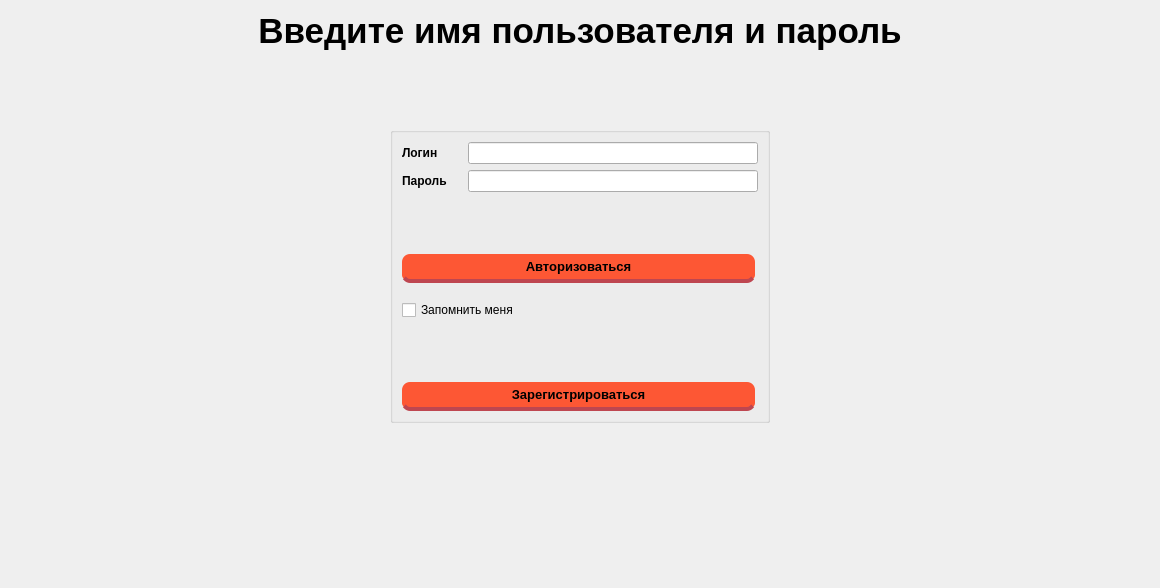
Before: the Qt Designer form src/gui/authorization_window.ui in pingvan/PokiRock, drawn with Qt 5.
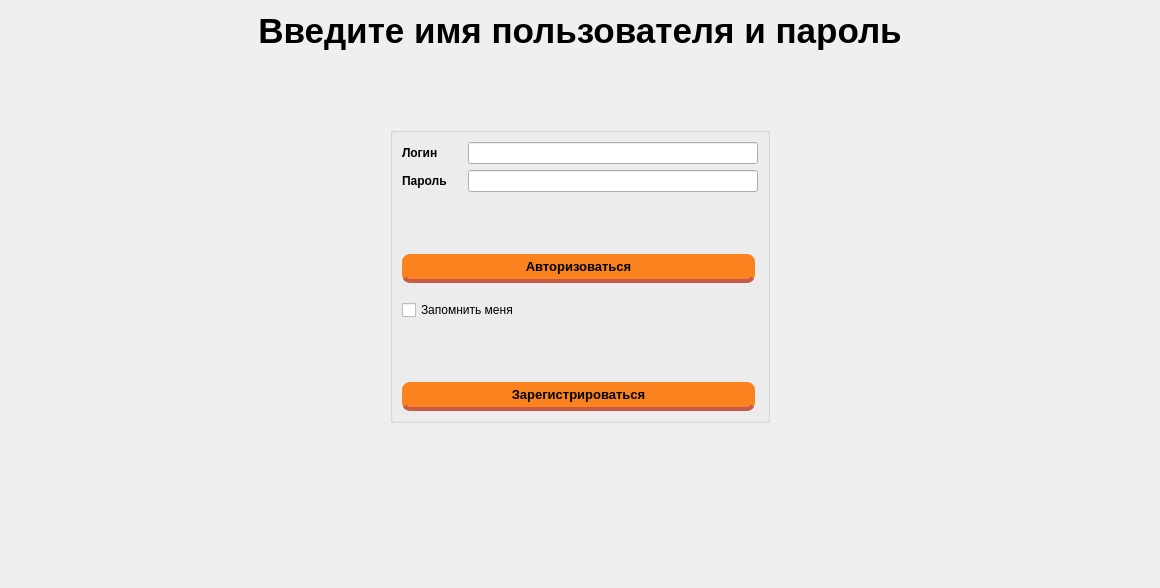
After: the same form once the commit is applied. Icons and pictures are not drawn.

Patch:
```diff
--- a/src/gui/authorization_window.ui
+++ b/src/gui/authorization_window.ui
@@ -194,8 +194,9 @@
   border-radius: 8px;
   padding: 5px 9px;
   font-size: 1.2em;
-  background-color:rgba(255, 70, 31, 0.9);
-  border-bottom: 4px solid rgba(190, 70, 80,1);
+
+  background-color:rgba(250,130,31, 1);
+  border-bottom: 4px solid rgba(200, 91, 72, 1);
 }
 
 QPushButton:hover {
@@ -283,8 +284,9 @@
   border-radius: 8px;
   padding: 5px 9px;
   font-size: 1.2em;
-  background-color:rgba(255, 70, 31, 0.9);
-  border-bottom: 4px solid rgba(190, 70, 80,1);
+
+  background-color:rgba(250,130,31, 1);
+  border-bottom: 4px solid rgba(200, 91, 72, 1);
 }
 
 QPushButton:hover {
```
Left out of the diff: 37 changed lines with no effect on the pictures.
